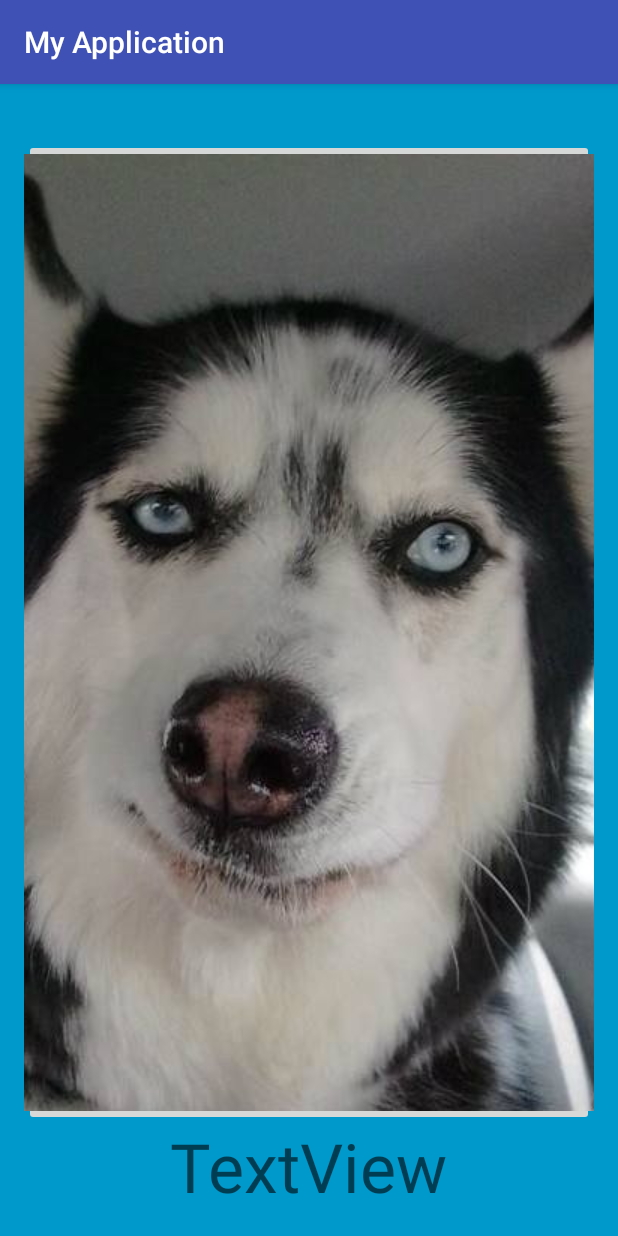
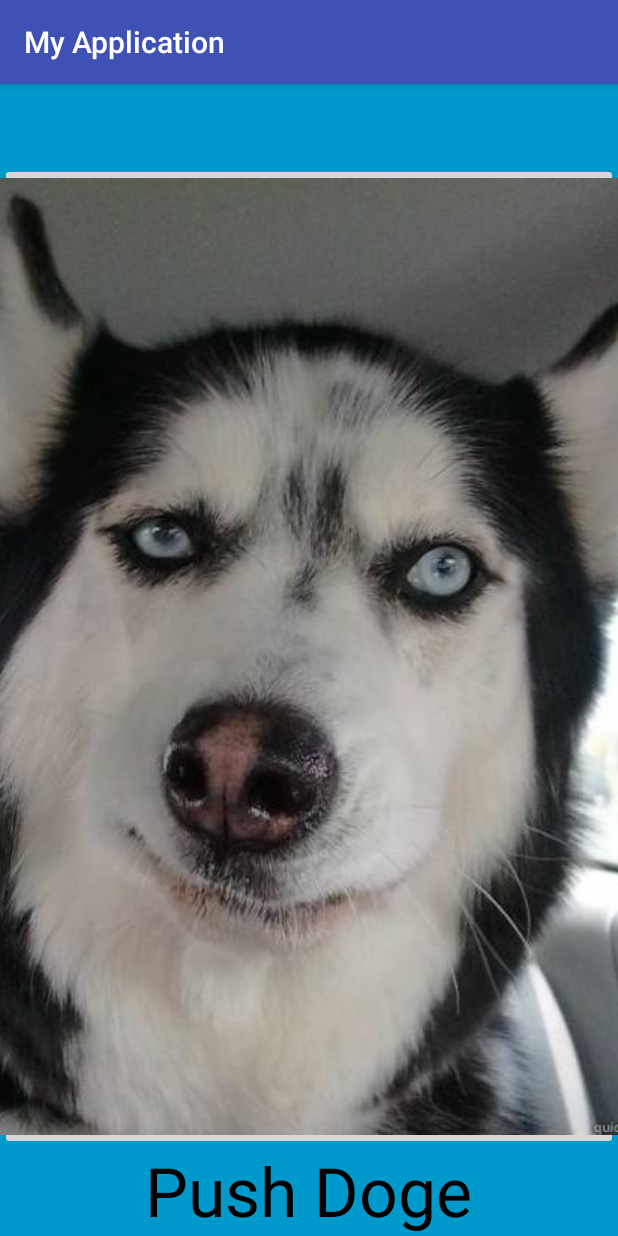
Before and after one commit to Longmatinee/doge, an Android app: the screen it shows after launch (MainActivity), on a phone screen of 412 x 824 dp. Run offline under Robolectric (Android 15) with nearby library versions, the phone set to English and light mode, and no system bars.

Commit message:
Resize picture and change text

```diff
--- a/app/src/main/res/layout/activity_main.xml
+++ b/app/src/main/res/layout/activity_main.xml
@@ -10,7 +10,8 @@
     android:paddingRight="@dimen/activity_horizontal_margin"
     android:paddingTop="@dimen/activity_vertical_margin"
     tools:context="com.example.matinee.myapplication.MainActivity"
-    android:background="@android:color/holo_blue_dark">
+    android:background="@android:color/holo_blue_dark"
+    android:padding="0dp">
 
     <ImageButton
         android:layout_width="wrap_content"
@@ -23,11 +24,12 @@
         android:onClick="onClick" />
 
     <TextView
-        android:text="TextView"
+        android:text="Push Doge"
         android:layout_width="wrap_content"
         android:layout_height="wrap_content"
         android:id="@+id/textView"
         android:textAppearance="@style/TextAppearance.AppCompat.Display2"
         android:layout_alignParentBottom="true"
-        android:layout_centerHorizontal="true" />
+        android:layout_centerHorizontal="true"
+        android:textColor="@android:color/background_dark" />
 </RelativeLayout>
```
